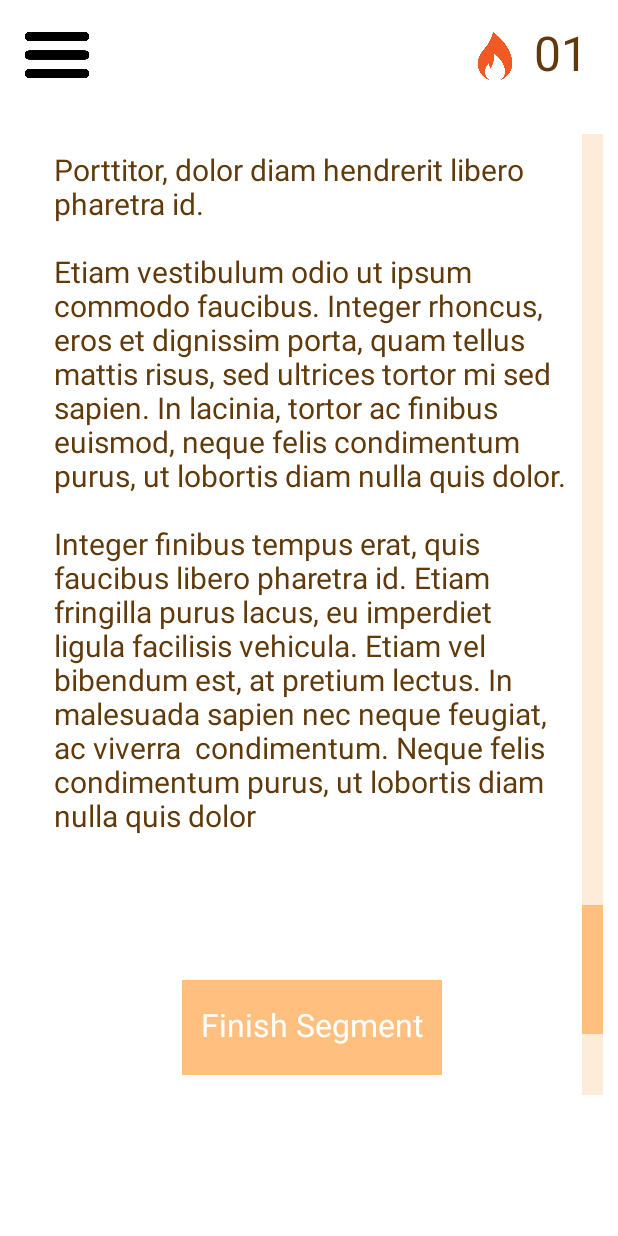
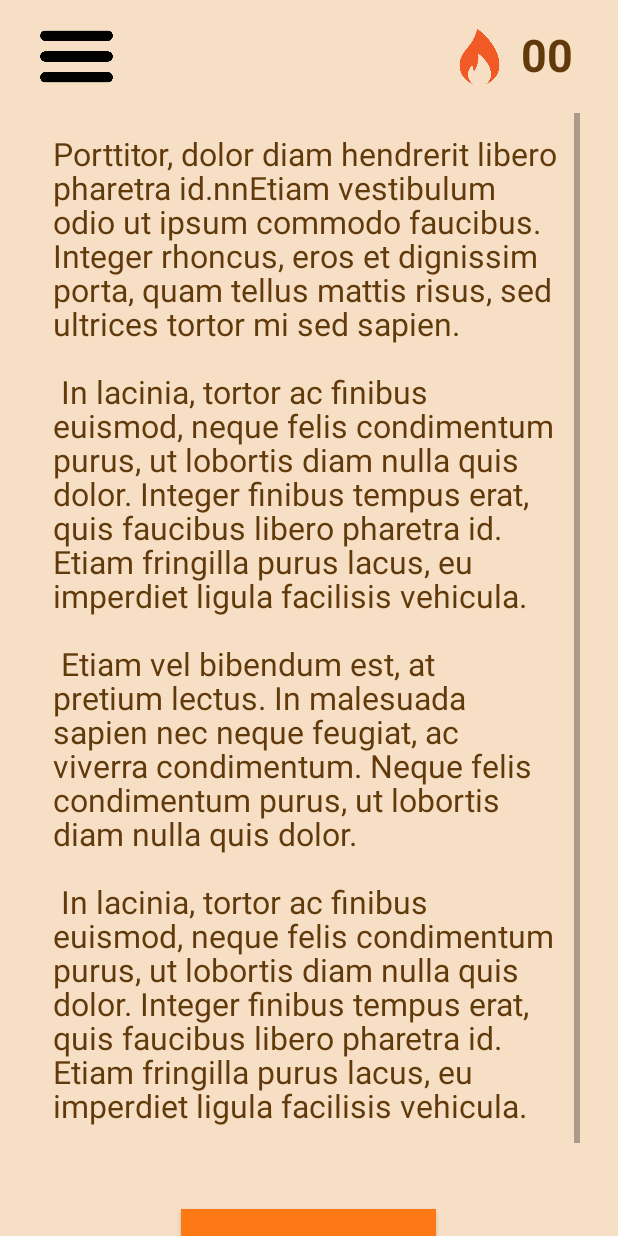
Before and after one commit to conorbrooke77/habit-building-reading-app, an Android app: the layout activity_segmented_text_viewer.xml on its own in the app's theme, with its tools: preview values and no code run, on a phone screen of 412 x 824 dp. Run offline under Robolectric (Android 15) with nearby library versions, the phone set to English and light mode, and no system bars.

Commit message:
UI: Re-structure layout of SegmentedTextViewerActivity to be responsive.

```diff
--- a/app/src/main/java/com/example/bookbyte/Segmentation/SegmentedTextViewerActivity.kt
+++ b/app/src/main/java/com/example/bookbyte/Segmentation/SegmentedTextViewerActivity.kt
@@ -11,7 +11,7 @@ import com.google.firebase.database.DatabaseReference
 import com.google.firebase.database.FirebaseDatabase
 import com.google.firebase.database.ValueEventListener
 
-class SegmentedTextViewerActivity(private val segmentWordSize: Int): AppCompatActivity() {
+class SegmentedTextViewerActivity(): AppCompatActivity() {
 
     private lateinit var databaseRef: DatabaseReference
     private lateinit var segmentedData: String
@@ -29,6 +29,7 @@ class SegmentedTextViewerActivity(private val segmentWordSize: Int): AppCompatAc
                 // This method is called once with the initial value and whenever data changes
                 DEBUG.consoleMessage("Database Data Change Made")
                 segmentedData = dataSnapshot.getValue(String::class.java).toString()
+                updateUI(segmentedData)
             }
 
             override fun onCancelled(error: DatabaseError) {
--- a/app/src/main/res/layout/activity_segmented_text_viewer.xml
+++ b/app/src/main/res/layout/activity_segmented_text_viewer.xml
@@ -1,104 +1,104 @@
 <?xml version="1.0" encoding="utf-8"?>
 
-<FrameLayout
-    xmlns:android="http://schemas.android.com/apk/res/android"
-    android:id="@+id/container_frame"
+<LinearLayout xmlns:android="http://schemas.android.com/apk/res/android"
+    xmlns:tools="http://schemas.android.com/tools"
+    android:id="@+id/textViewer"
     android:layout_width="match_parent"
-    android:layout_height="730dp">
+    android:layout_height="match_parent"
+    android:background="#F7DFC6"
+    android:orientation="vertical">
 
-    <TextView
-        android:id="@+id/segmentedTextView"
-        android:layout_width="343dp"
-        android:layout_height="522dp"
-        android:layout_marginLeft="36dp"
-        android:layout_marginTop="102dp"
-        android:layout_gravity="top|left"
-        android:gravity="left|top"
-        android:includeFontPadding="false"
-        android:lineHeight="23dp"
-        android:text="Porttitor, dolor diam hendrerit libero pharetra id.\n\nEtiam vestibulum odio ut ipsum commodo faucibus. Integer rhoncus, eros et dignissim porta, quam tellus mattis risus, sed ultrices tortor mi sed sapien. In lacinia, tortor ac finibus euismod, neque felis condimentum purus, ut lobortis diam nulla quis dolor. \n\nInteger finibus tempus erat, quis faucibus libero pharetra id. Etiam fringilla purus lacus, eu imperdiet ligula facilisis vehicula. Etiam vel bibendum est, at pretium lectus. In malesuada sapien nec neque feugiat, ac viverra  condimentum. Neque felis condimentum purus, ut lobortis diam nulla quis dolor"
-        android:textColor="#FF603A0A"
-        android:textSize="20dp" />
+    <LinearLayout
+        android:id="@+id/textViewerHeader"
+        android:layout_width="match_parent"
+        android:layout_height="65dp"
+        android:orientation="horizontal"
+        android:paddingTop="10dp"
+        android:paddingEnd="30dp"
+        tools:ignore="RtlSymmetry">
 
-    <TextView
-        android:id="@+id/text"
-        android:layout_width="wrap_content"
-        android:layout_height="40dp"
-        android:layout_marginLeft="356dp"
-        android:layout_marginTop="16.5dp"
-        android:layout_marginBottom="-1.5dp"
-        android:layout_gravity="top|left"
-        android:gravity="left|center_vertical"
-        android:includeFontPadding="false"
-        android:maxLines="1"
-        android:singleLine="true"
-        android:text="01"
-        android:textColor="#FF603A0A"
-        android:textSize="32dp" />
+        <ImageView
+            android:id="@+id/hamburgerBtn"
+            android:layout_width="102dp"
+            android:layout_height="match_parent"
+            android:contentDescription="@string/iconImg"
+            android:scaleType="centerInside"
+            android:src="@drawable/hamburger_btn" />
 
-    <ImageView
-        android:id="@+id/image_output_onlinepngtools"
-        android:layout_width="49dp"
-        android:layout_height="50dp"
-        android:layout_marginLeft="13dp"
-        android:layout_marginTop="11dp"
-        android:layout_gravity="top|left"
-        android:scaleType="centerInside"
-        android:src="@drawable/hamburger_btn" />
+        <LinearLayout
+            android:layout_width="match_parent"
+            android:layout_height="match_parent"
+            android:gravity="end"
+            android:orientation="horizontal">
 
-    <ImageView
-        android:id="@+id/image_streak_removebg_preview"
-        android:layout_width="68dp"
-        android:layout_height="48dp"
-        android:layout_marginLeft="296dp"
-        android:layout_marginTop="13dp"
-        android:layout_gravity="top|left"
-        android:scaleType="centerInside"
-        android:src="@drawable/streak_icon" />
+            <ImageView
+                android:id="@+id/readingStreakImg"
+                android:layout_width="60dp"
+                android:layout_height="match_parent"
+                android:contentDescription="@string/iconImg"
+                android:scaleType="fitEnd"
+                android:src="@drawable/streak_icon"
+                tools:ignore="ImageContrastCheck" />
 
-    <ImageView
-        android:id="@+id/image_rectangle1"
-        android:layout_width="14dp"
-        android:layout_height="647dp"
-        android:layout_marginLeft="388dp"
-        android:layout_marginTop="89dp"
-        android:layout_gravity="top|left"
-        android:background="#FFFEECDA"
-        android:scaleType="centerInside" />
+            <TextView
+                android:id="@+id/readingStreak"
+                android:layout_width="wrap_content"
+                android:layout_height="match_parent"
+                android:gravity="center"
+                android:includeFontPadding="false"
+                android:singleLine="true"
+                android:text="@string/initialStreak"
+                android:textAlignment="center"
+                android:textColor="#FF603A0A"
+                android:textSize="30sp"
+                android:textStyle="bold"
+                android:visibility="visible" />
 
-    <ImageView
-        android:id="@+id/image_rectangle2"
-        android:layout_width="14dp"
-        android:layout_height="86dp"
-        android:layout_marginLeft="388dp"
-        android:layout_marginTop="603dp"
-        android:layout_gravity="top|left"
-        android:background="#FFFFC07F"
-        android:scaleType="centerInside" />
+        </LinearLayout>
 
-    <ImageView
-        android:id="@+id/image_rectangle3"
-        android:layout_width="173dp"
-        android:layout_height="63dp"
-        android:layout_marginLeft="121dp"
-        android:layout_marginTop="653dp"
-        android:layout_gravity="top|left"
-        android:background="#FFFFC07F"
-        android:scaleType="centerInside" />
+    </LinearLayout>
 
-    <TextView
-        android:id="@+id/text_finish_segment"
-        android:layout_width="wrap_content"
-        android:layout_height="wrap_content"
-        android:layout_gravity="top|left"
-        android:layout_marginLeft="134dp"
-        android:layout_marginTop="671dp"
-        android:layout_marginBottom="-1dp"
-        android:gravity="left|center_vertical"
-        android:includeFontPadding="false"
-        android:maxLines="1"
-        android:singleLine="true"
-        android:text="Finish Segment"
-        android:textColor="#FFFFFFFF"
-        android:textSize="21dp" />
-</FrameLayout>
+    <ScrollView
+        android:id="@+id/segmentScrollView"
+        android:layout_width="match_parent"
+        android:layout_height="match_parent"
+        android:layout_marginStart="25dp"
+        android:layout_marginTop="10dp"
+        android:layout_marginEnd="25dp">
+
+        <LinearLayout
+            android:layout_width="match_parent"
+            android:layout_height="wrap_content"
+            android:layout_marginTop="15dp"
+            android:orientation="vertical">
+
+            <TextView
+                android:id="@+id/segmentedTextView"
+                android:layout_width="match_parent"
+                android:layout_height="match_parent"
+                android:includeFontPadding="false"
+                android:lineHeight="23dp"
+                android:paddingStart="10dp"
+                android:paddingEnd="10dp"
+                android:text="@string/sample_lorem_ipsum"
+                android:textColor="#FF603A0A"
+                android:textSize="21sp" />
+
+            <androidx.appcompat.widget.AppCompatButton
+                android:id="@+id/button"
+                android:layout_width="170dp"
+                android:layout_height="55dp"
+                android:layout_gravity="center_horizontal"
+                android:layout_marginTop="10dp"
+                android:layout_marginBottom="30dp"
+                android:background="#FF7816"
+                android:text="temp"
+                android:textColor="#FFF"
+                android:textSize="15sp"
+                android:textStyle="bold"
+                tools:ignore="TextContrastCheck" />
+
+        </LinearLayout>
+    </ScrollView>
+
+</LinearLayout>
--- a/app/src/main/res/values/strings.xml
+++ b/app/src/main/res/values/strings.xml
@@ -3,4 +3,18 @@
     <string name="upload_prompt">Upload your reading materials here.</string>
     <string name="browse_files">Browse Files</string>
     <string name="show_files">Show Reading Material</string>
+    <string name="initialStreak">00</string>
+    <string name="iconImg">This is an image. 42.</string>
+    <string name="sample_lorem_ipsum">
+        Porttitor, dolor diam hendrerit libero pharetra id.nnEtiam vestibulum odio ut ipsum commodo faucibus.
+        Integer rhoncus, eros et dignissim porta, quam tellus mattis risus, sed ultrices tortor mi sed sapien.
+        \n\n In lacinia, tortor ac finibus euismod, neque
+        felis condimentum purus, ut lobortis diam nulla quis dolor. Integer finibus tempus erat, quis faucibus libero pharetra id. Etiam fringilla purus lacus, eu
+        imperdiet ligula facilisis vehicula.
+        \n\n Etiam vel bibendum est, at pretium lectus. In malesuada sapien nec neque feugiat, ac viverra condimentum.
+        Neque felis condimentum purus, ut lobortis diam nulla quis dolor.
+        \n\n In lacinia, tortor ac finibus euismod, neque felis condimentum purus,
+        ut lobortis diam nulla quis dolor. Integer finibus tempus erat, quis faucibus libero pharetra id. Etiam fringilla purus lacus, eu imperdiet
+        ligula facilisis vehicula.\n\n
+    </string>
 </resources>
--- a/app/src/main/res/values/themes.xml
+++ b/app/src/main/res/values/themes.xml
@@ -1,6 +1,6 @@
 <resources xmlns:tools="http://schemas.android.com/tools">
     <!-- Base application theme. -->
-    <style name="Theme.BookByte" parent="Theme.MaterialComponents.DayNight.DarkActionBar">
+    <style name="Theme.BookByte" parent="Theme.AppCompat.Light.NoActionBar">
         <!-- Primary brand color. -->
         <item name="colorPrimary">@color/purple_500</item>
         <item name="colorPrimaryVariant">@color/purple_700</item>
```
